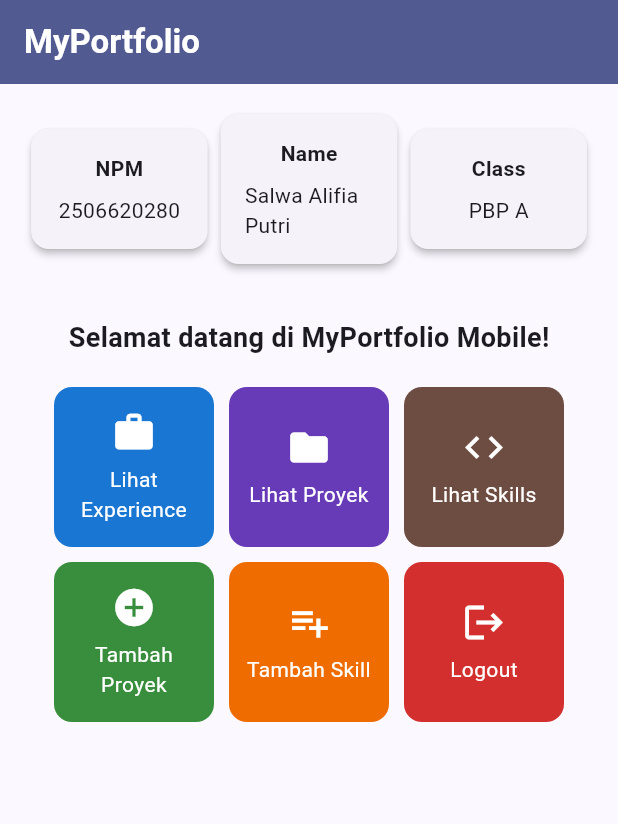
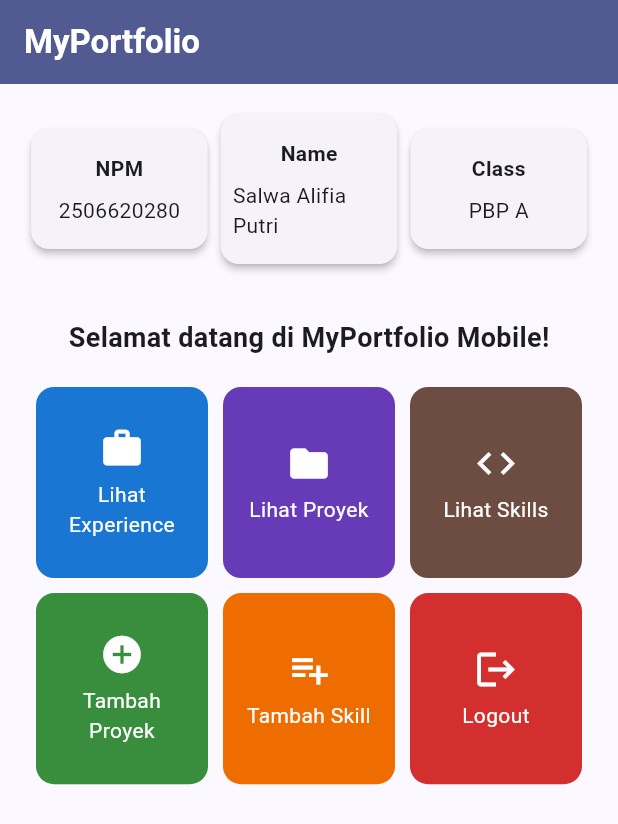
Before and after one commit to salfyea/myportofolio_mobile, a Flutter app: the screen it shows after launch, on a phone screen of 412 x 824 dp. Shown: the top 824 px of the screen. Run offline on Flutter 3.47's test engine with Material 3 defaults, Android fonts, the phone set to English and light mode, and no system bars.

Commit message:
fix: buat halaman menu scrollable dan perbaiki overflow InfoCard di layar sempit

```diff
--- a/lib/menu.dart
+++ b/lib/menu.dart
@@ -32,7 +32,9 @@ class MyHomePage extends StatelessWidget {
         backgroundColor: Theme.of(context).colorScheme.primary,
       ),
       // Body halaman utama dengan padding di sekelilingnya.
-      body: Padding(
+      // SingleChildScrollView agar halaman bisa di-scroll saat konten melebihi layar.
+      body: SingleChildScrollView(
+        child: Padding(
           padding: const EdgeInsets.all(16.0),
           child: Column(
             crossAxisAlignment: CrossAxisAlignment.center,
@@ -41,9 +43,11 @@ class MyHomePage extends StatelessWidget {
               Row(
                 mainAxisAlignment: MainAxisAlignment.spaceEvenly,
                 children: [
-                InfoCard(title: 'NPM', content: npm),
-                InfoCard(title: 'Name', content: nama),
-                InfoCard(title: 'Class', content: kelas),
+                  // Flexible mencegah Row overflow di layar sempit (lebar kartu
+                  // otomatis mengecil jika ruang tidak cukup).
+                  Flexible(child: InfoCard(title: 'NPM', content: npm)),
+                  Flexible(child: InfoCard(title: 'Name', content: nama)),
+                  Flexible(child: InfoCard(title: 'Class', content: kelas)),
                 ],
               ),
 
@@ -66,11 +70,15 @@ class MyHomePage extends StatelessWidget {
 
                     // GridView menampilkan kartu tombol dalam tata letak kisi 3 kolom.
                     GridView.count(
-                    primary: true,
-                    padding: const EdgeInsets.all(20),
+                      // Scroll ditangani SingleChildScrollView di luar, bukan grid ini.
+                    primary: false,
+                    physics: const NeverScrollableScrollPhysics(),
+                      padding: const EdgeInsets.symmetric(horizontal: 8, vertical: 20),
                       crossAxisSpacing: 10,
                       mainAxisSpacing: 10,
                       crossAxisCount: 3,
+                    // Rasio lebar:tinggi tiap kartu agar isi (ikon + teks) muat.
+                    childAspectRatio: 0.9,
                       // shrinkWrap agar ukuran kisi menyesuaikan tinggi konten anak.
                       shrinkWrap: true,
                       children: items.map((ItemHomepage item) {
@@ -81,6 +89,7 @@ class MyHomePage extends StatelessWidget {
                 ),
               ),
             ],
+          ),
         ),
       ),
     );
@@ -102,7 +111,7 @@ class InfoCard extends StatelessWidget {
       child: Container(
         // Menyesuaikan lebar kartu dengan proporsi layar (dibagi 3.5).
         width: MediaQuery.of(context).size.width / 3.5,
-        padding: const EdgeInsets.all(16.0),
+        padding: const EdgeInsets.symmetric(horizontal: 8.0, vertical: 16.0),
         // Menyusun teks title dan content secara vertikal.
         child: Column(
           children: [
```
Lines whose indentation alone changed are shown as unchanged.
